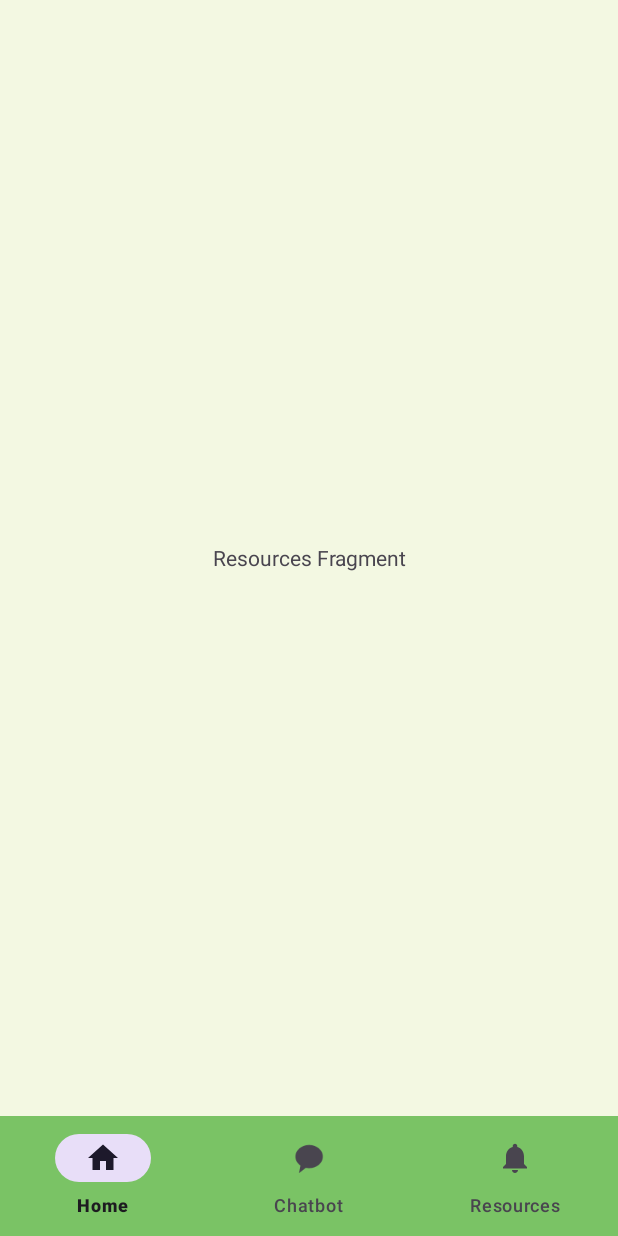
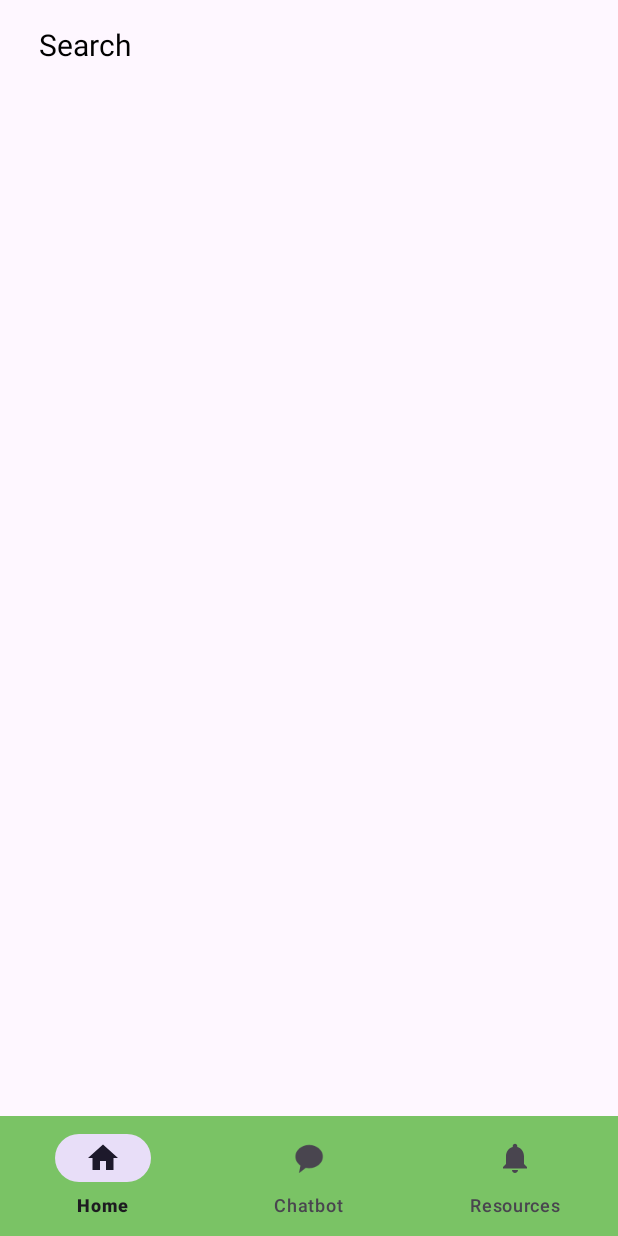
Before and after one commit to cheecheongfun/DSCP_grpA, an Android app: the fragment ResourcesFragment placed in its activity, on a phone screen of 412 x 824 dp. Run offline under Robolectric (Android 15) with nearby library versions, the phone set to English and light mode, and no system bars; 3 statements that could not run were skipped.

Commit message:
Added Learning Resources Layouts

```diff
--- a/App/GreenCycle/app/src/main/res/layout/fragment_resources.xml
+++ b/App/GreenCycle/app/src/main/res/layout/fragment_resources.xml
@@ -1,21 +1,56 @@
 <?xml version="1.0" encoding="utf-8"?>
-<FrameLayout xmlns:android="http://schemas.android.com/apk/res/android"
-    xmlns:tools="http://schemas.android.com/tools"
+
+<RelativeLayout xmlns:android="http://schemas.android.com/apk/res/android"
     android:layout_width="match_parent"
     android:layout_height="match_parent"
-    tools:context=".Fragments.Resources.ResourcesFragment"
-    android:background="@color/main_background">
+    android:id="@+id/layout"
+    xmlns:app="http://schemas.android.com/apk/res-auto">
 
-    <!-- TODO: Update blank fragment layout -->
-    <RelativeLayout
+
+
+    <LinearLayout
         android:layout_width="match_parent"
-        android:layout_height="match_parent">
+        android:layout_height="match_parent"
+        android:orientation="vertical">
 
-        <TextView
+        <androidx.cardview.widget.CardView
+            android:id="@+id/card_view"
             android:layout_width="match_parent"
-            android:layout_height="match_parent"
-            android:text="Resources Fragment"
-            android:gravity="center"/>
-    </RelativeLayout>
+            android:layout_height="wrap_content"
+            android:layout_marginStart="16dp"
+            android:layout_marginEnd="16dp"
+            android:layout_marginBottom="16dp"
+            app:cardCornerRadius="8dp"
+            app:cardElevation="4dp">
 
-</FrameLayout>
+        </androidx.cardview.widget.CardView>
+        <LinearLayout
+            android:layout_width="match_parent"
+            android:layout_height="wrap_content"
+            android:orientation="horizontal">
+
+
+            <TextView
+                android:id="@+id/coins"
+                android:layout_width="match_parent"
+                android:layout_height="match_parent"
+                android:layout_marginStart="10dp"
+                android:layout_marginBottom="16dp"
+                android:gravity="start"
+                android:text="Search"
+                android:textColor="@color/black"
+                android:paddingLeft="16dp"
+                android:paddingRight="16dp"
+                android:textSize="20dp" />
+
+
+        </LinearLayout>
+
+        <androidx.recyclerview.widget.RecyclerView
+            android:id="@+id/recycler_view"
+            android:layout_width="match_parent"
+            android:layout_height="wrap_content" />
+
+    </LinearLayout>
+
+</RelativeLayout>
```
Also changed, not shown: App/GreenCycle/app/src/main/res/layout/resources.xml (added, +87 -0 lines).
